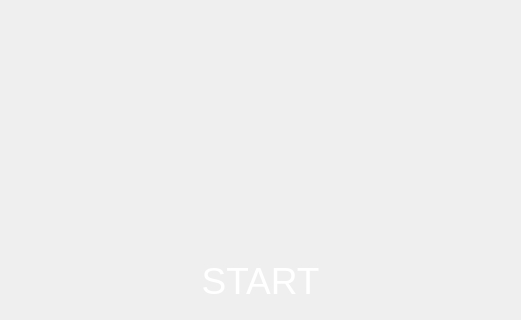
The window that src/graphics_lobby/mainwindow.ui (Fanusaez/Left4Dead) describes before a commit, drawn with Qt 5; both pictures show x 370 to 891 and y 400 to 720 of the 1280 by 720 pixel window.
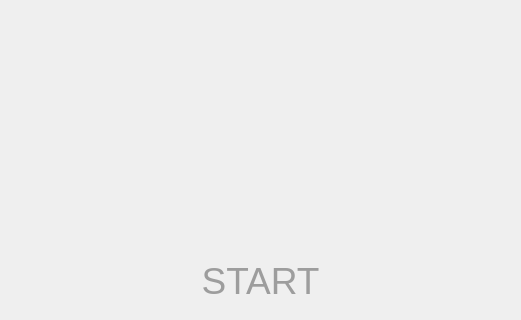
The same window after the commit. Icons and pictures are not drawn.

Commit message: Agrego verificacion del boton start del lobby

Patch:
```diff
--- a/src/graphics_lobby/mainwindow.ui
+++ b/src/graphics_lobby/mainwindow.ui
@@ -219,7 +219,7 @@
    </widget>
    <widget class="QPushButton" name="startButton">
     <property name="enabled">
-     <bool>true</bool>
+     <bool>false</bool>
     </property>
     <property name="geometry">
      <rect>
@@ -247,7 +247,7 @@
      <string notr="true">QPushButton {
     border: none;
     background: none;
-	color : rgb(255,255,255);
+	color: rgb(157, 157, 157);
 }
 
 QPushButton:hover {
```
The commit also changes 5 other files.
